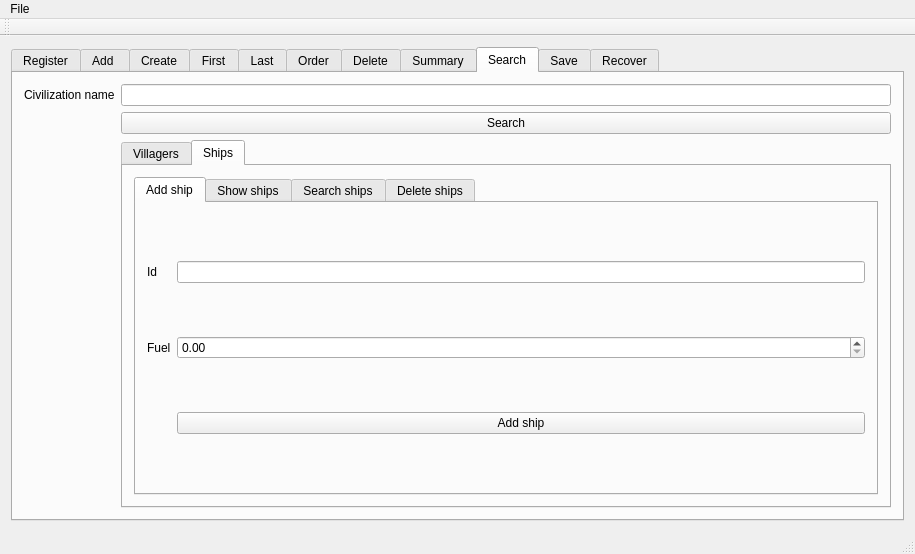
Above: Interfaz/interfaz/mainwindow.ui from Burinson/civilization before the change. Below: the same form after it.
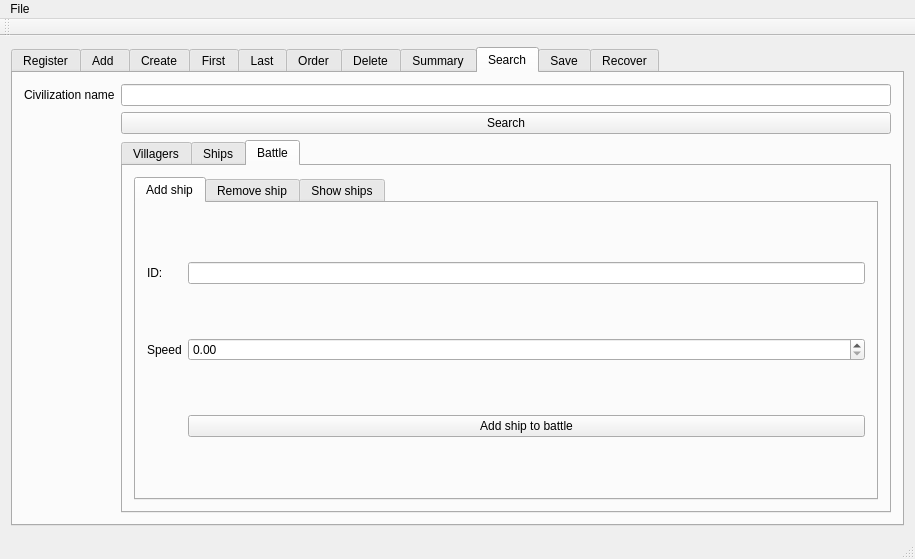
That is the form after the change. The open tabs and pages were chosen to show the change.

```diff
--- a/Interfaz/interfaz/mainwindow.ui
+++ b/Interfaz/interfaz/mainwindow.ui
@@ -7,7 +7,7 @@
     <x>0</x>
     <y>0</y>
     <width>915</width>
-    <height>554</height>
+    <height>559</height>
    </rect>
   </property>
   <property name="windowTitle">
@@ -295,10 +295,17 @@
           </property>
          </widget>
         </item>
+        <item row="1" column="1">
+         <widget class="QPushButton" name="search_civilization_input">
+          <property name="text">
+           <string>Search</string>
+          </property>
+         </widget>
+        </item>
         <item row="2" column="1">
          <widget class="QTabWidget" name="tabWidget_3">
           <property name="currentIndex">
-           <number>1</number>
+           <number>2</number>
           </property>
           <widget class="QWidget" name="tab_19">
            <attribute name="title">
@@ -505,7 +512,7 @@
             <item row="0" column="0">
              <widget class="QTabWidget" name="tabWidget_4">
               <property name="currentIndex">
-               <number>3</number>
+               <number>0</number>
               </property>
               <widget class="QWidget" name="tab_21">
                <attribute name="title">
@@ -795,13 +802,102 @@
             </item>
            </layout>
           </widget>
-         </widget>
-        </item>
-        <item row="1" column="1">
-         <widget class="QPushButton" name="search_civilization_input">
-          <property name="text">
-           <string>Search</string>
-          </property>
+          <widget class="QWidget" name="tab_31">
+           <attribute name="title">
+            <string>Battle</string>
+           </attribute>
+           <layout class="QGridLayout" name="gridLayout_32">
+            <item row="0" column="0">
+             <widget class="QTabWidget" name="tabWidget_7">
+              <property name="currentIndex">
+               <number>2</number>
+              </property>
+              <widget class="QWidget" name="tab_32">
+               <attribute name="title">
+                <string>Add ship</string>
+               </attribute>
+               <layout class="QGridLayout" name="gridLayout_33">
+                <item row="0" column="0">
+                 <widget class="QLabel" name="label_28">
+                  <property name="text">
+                   <string>ID:</string>
+                  </property>
+                 </widget>
+                </item>
+                <item row="0" column="1">
+                 <widget class="QLineEdit" name="id_battle_ship_add"/>
+                </item>
+                <item row="1" column="0">
+                 <widget class="QLabel" name="label_29">
+                  <property name="text">
+                   <string>Speed</string>
+                  </property>
+                 </widget>
+                </item>
+                <item row="1" column="1">
+                 <widget class="QDoubleSpinBox" name="speed_battle_ship_add"/>
+                </item>
+                <item row="2" column="1">
+                 <widget class="QPushButton" name="add_ships_battle">
+                  <property name="text">
+                   <string>Add ship to battle</string>
+                  </property>
+                 </widget>
+                </item>
+               </layout>
+              </widget>
+              <widget class="QWidget" name="tab_33">
+               <attribute name="title">
+                <string>Remove ship</string>
+               </attribute>
+               <layout class="QGridLayout" name="gridLayout_34">
+                <item row="0" column="0">
+                 <widget class="QLabel" name="label_30">
+                  <property name="text">
+                   <string>Shield</string>
+                  </property>
+                 </widget>
+                </item>
+                <item row="0" column="1">
+                 <widget class="QDoubleSpinBox" name="shield_battle_remove"/>
+                </item>
+                <item row="1" column="0">
+                 <widget class="QLabel" name="label_31">
+                  <property name="text">
+                   <string>Fuel</string>
+                  </property>
+                 </widget>
+                </item>
+                <item row="1" column="1">
+                 <widget class="QDoubleSpinBox" name="fuel_battle_remove"/>
+                </item>
+                <item row="2" column="0" colspan="3">
+                 <widget class="QPushButton" name="battle_remove_ship">
+                  <property name="text">
+                   <string>Remove fastest ship</string>
+                  </property>
+                 </widget>
+                </item>
+               </layout>
+              </widget>
+              <widget class="QWidget" name="tab_34">
+               <attribute name="title">
+                <string>Show ships</string>
+               </attribute>
+               <layout class="QGridLayout" name="gridLayout_35">
+                <item row="0" column="0">
+                 <widget class="QPushButton" name="show_battlefield">
+                  <property name="text">
+                   <string>Show battlefield</string>
+                  </property>
+                 </widget>
+                </item>
+               </layout>
+              </widget>
+             </widget>
+            </item>
+           </layout>
+          </widget>
          </widget>
         </item>
        </layout>
```
